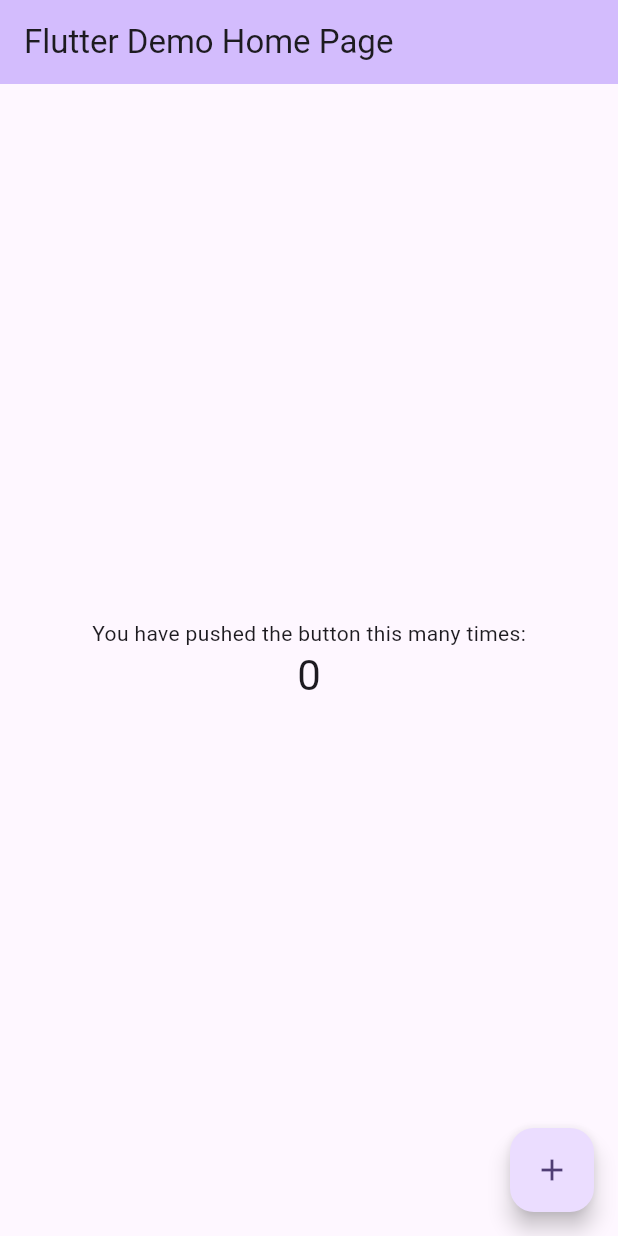
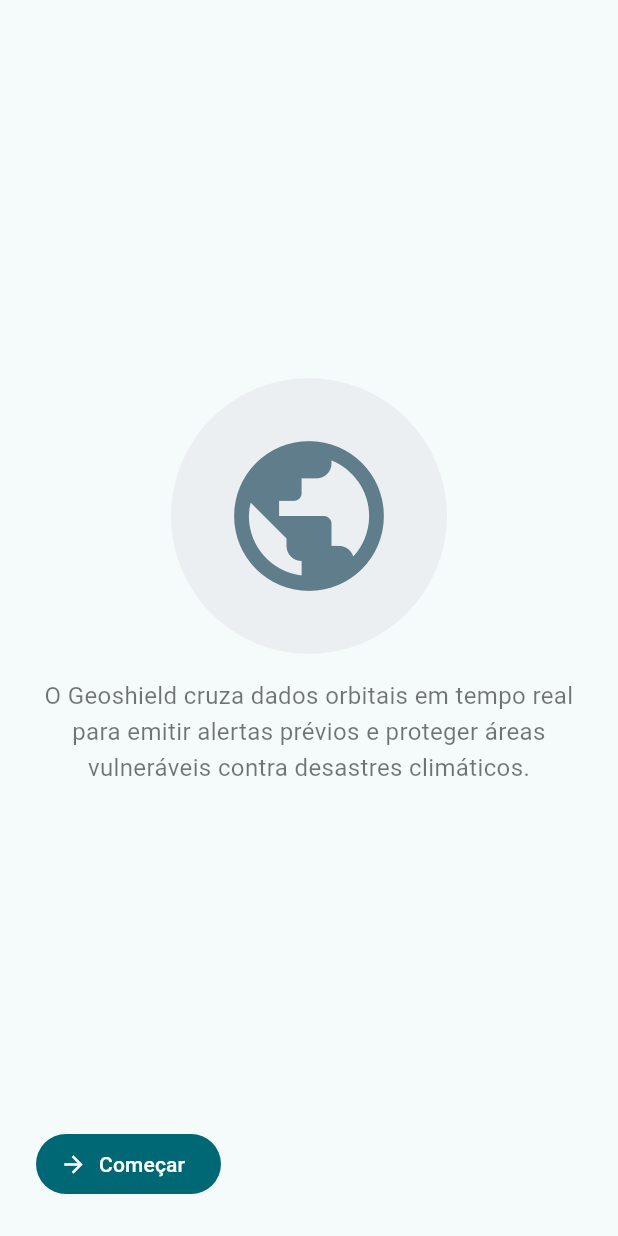
Before and after one commit to HpBtw/GS1_Flutter, a Flutter app: the screen it shows after launch, on a phone screen of 412 x 824 dp. Run offline on Flutter 3.47's test engine with Material 3 defaults, Android fonts, the phone set to English and light mode, and no system bars; our stand-ins replace equatable.

Commit message:
app's first version, need some fixes like real-time updating regions and stuff

```diff
--- a/lib/main.dart
+++ b/lib/main.dart
@@ -1,125 +1,33 @@
+import 'dart:ui';
+
 import 'package:flutter/material.dart';
+import 'package:geoshield/navigation/app_navigation.dart';
+import 'package:geoshield/navigation/app_routes.dart';
 
 void main() {
-  runApp(const MyApp());
+  runApp(GeoShieldApp());
 }
 
-class MyApp extends StatelessWidget {
-  const MyApp({super.key});
+class GeoShieldApp extends StatelessWidget {
+  const GeoShieldApp({super.key});
 
-  // This widget is the root of your application.
   @override
   Widget build(BuildContext context) {
     return MaterialApp(
-      title: 'Flutter Demo',
-      theme: ThemeData(
-        // This is the theme of your application.
-        //
-        // TRY THIS: Try running your application with "flutter run". You'll see
-        // the application has a purple toolbar. Then, without quitting the app,
-        // try changing the seedColor in the colorScheme below to Colors.green
-        // and then invoke "hot reload" (save your changes or press the "hot
-        // reload" button in a Flutter-supported IDE, or press "r" if you used
-        // the command line to start the app).
-        //
-        // Notice that the counter didn't reset back to zero; the application
-        // state is not lost during the reload. To reset the state, use hot
-        // restart instead.
-        //
-        // This works for code too, not just values: Most code changes can be
-        // tested with just a hot reload.
-        colorScheme: ColorScheme.fromSeed(seedColor: Colors.deepPurple),
-        useMaterial3: true,
-      ),
-      home: const MyHomePage(title: 'Flutter Demo Home Page'),
+      debugShowCheckedModeBanner: false,
+      theme: ThemeData(useMaterial3: true, colorSchemeSeed: Colors.grey),
+      scrollBehavior: MouseScrollBehavior(),
+      initialRoute: AppRoutes.splash,
+      onGenerateRoute: AppNavigation.generateRoute,
     );
   }
 }
 
-class MyHomePage extends StatefulWidget {
-  const MyHomePage({super.key, required this.title});
-
-  // This widget is the home page of your application. It is stateful, meaning
-  // that it has a State object (defined below) that contains fields that affect
-  // how it looks.
-
-  // This class is the configuration for the state. It holds the values (in this
-  // case the title) provided by the parent (in this case the App widget) and
-  // used by the build method of the State. Fields in a Widget subclass are
-  // always marked "final".
-
-  final String title;
-
+class MouseScrollBehavior extends MaterialScrollBehavior {
   @override
-  State<MyHomePage> createState() => _MyHomePageState();
+  Set<PointerDeviceKind> get dragDevices => {
+        PointerDeviceKind.touch,
+        PointerDeviceKind.mouse,
+        PointerDeviceKind.trackpad,
+      };
 }
-
-class _MyHomePageState extends State<MyHomePage> {
-  int _counter = 0;
-
-  void _incrementCounter() {
-    setState(() {
-      // This call to setState tells the Flutter framework that something has
-      // changed in this State, which causes it to rerun the build method below
-      // so that the display can reflect the updated values. If we changed
-      // _counter without calling setState(), then the build method would not be
-      // called again, and so nothing would appear to happen.
-      _counter++;
-    });
-  }
-
-  @override
-  Widget build(BuildContext context) {
-    // This method is rerun every time setState is called, for instance as done
-    // by the _incrementCounter method above.
-    //
-    // The Flutter framework has been optimized to make rerunning build methods
-    // fast, so that you can just rebuild anything that needs updating rather
-    // than having to individually change instances of widgets.
-    return Scaffold(
-      appBar: AppBar(
-        // TRY THIS: Try changing the color here to a specific color (to
-        // Colors.amber, perhaps?) and trigger a hot reload to see the AppBar
-        // change color while the other colors stay the same.
-        backgroundColor: Theme.of(context).colorScheme.inversePrimary,
-        // Here we take the value from the MyHomePage object that was created by
-        // the App.build method, and use it to set our appbar title.
-        title: Text(widget.title),
-      ),
-      body: Center(
-        // Center is a layout widget. It takes a single child and positions it
-        // in the middle of the parent.
-        child: Column(
-          // Column is also a layout widget. It takes a list of children and
-          // arranges them vertically. By default, it sizes itself to fit its
-          // children horizontally, and tries to be as tall as its parent.
-          //
-          // Column has various properties to control how it sizes itself and
-          // how it positions its children. Here we use mainAxisAlignment to
-          // center the children vertically; the main axis here is the vertical
-          // axis because Columns are vertical (the cross axis would be
-          // horizontal).
-          //
-          // TRY THIS: Invoke "debug painting" (choose the "Toggle Debug Paint"
-          // action in the IDE, or press "p" in the console), to see the
-          // wireframe for each widget.
-          mainAxisAlignment: MainAxisAlignment.center,
-          children: <Widget>[
-            const Text(
-              'You have pushed the button this many times:',
-            ),
-            Text(
-              '$_counter',
-              style: Theme.of(context).textTheme.headlineMedium,
-            ),
-          ],
-        ),
-      ),
-      floatingActionButton: FloatingActionButton(
-        onPressed: _incrementCounter,
-        tooltip: 'Increment',
-        child: const Icon(Icons.add),
-      ), // This trailing comma makes auto-formatting nicer for build methods.
-    );
-  }
-}
--- a/lib/navigation/app_navigation.dart
+++ b/lib/navigation/app_navigation.dart
@@ -0,0 +1,33 @@
+import 'package:flutter/material.dart';
+import 'package:geoshield/navigation/app_routes.dart';
+import 'package:geoshield/ui/screens/dashboard_screen.dart';
+import 'package:geoshield/ui/screens/detail_screen.dart';
+import 'package:geoshield/ui/screens/intro_screen.dart';
+import 'package:geoshield/ui/screens/monitoring_screen.dart';
+import 'package:geoshield/ui/screens/register_screen.dart';
+import 'package:geoshield/ui/screens/splash_screen.dart';
+
+class AppNavigation {
+  static Route<dynamic> generateRoute(RouteSettings settings) {
+    switch (settings.name) {
+      case AppRoutes.splash:
+        return MaterialPageRoute(builder: (context) => const SplashScreen());
+      case AppRoutes.intro:
+        return MaterialPageRoute(builder: (context) => const IntroScreen());
+      case AppRoutes.dashboard:
+        return MaterialPageRoute(builder: (context) => const DashboardScreen());
+      case AppRoutes.monitoring:
+        return MaterialPageRoute(builder: (context) => const MonitoringScreen());
+      case AppRoutes.register:
+        return MaterialPageRoute(builder: (context) => const RegisterScreen());
+      case AppRoutes.detail:
+        return MaterialPageRoute(
+          builder: (context) => const DetailScreen(),
+          settings: settings);
+      default:
+        return MaterialPageRoute(
+            builder: (_) => const Scaffold(
+              body: Center(child: Text("Rota não encontrada"))));
+    }
+  }
+}
--- a/lib/navigation/app_routes.dart
+++ b/lib/navigation/app_routes.dart
@@ -0,0 +1,8 @@
+class AppRoutes {
+  static const splash = '/';
+  static const intro = '/intro';
+  static const dashboard = '/dashboard';
+  static const monitoring = '/monitoring';
+  static const detail = '/detail';
+  static const register = '/register';
+}
--- /dev/null
+++ b/lib/ui/screens/intro_screen.dart
@@ -0,0 +1,59 @@
+import 'package:flutter/material.dart';
+import 'package:geoshield/navigation/app_routes.dart';
+
+class IntroScreen extends StatefulWidget {
+  const IntroScreen({super.key});
+
+  @override
+  State<IntroScreen> createState() => _IntroScreenState();
+}
+
+class _IntroScreenState extends State<IntroScreen> {
+  @override
+  Widget build(BuildContext context) {
+    return Scaffold(
+        body: SafeArea(
+            child: Padding(
+                padding: EdgeInsets.all(24.0),
+                child: Column(
+                    mainAxisAlignment: MainAxisAlignment.center,
+                    children: [
+                      const Spacer(),
+                      Container(
+                        padding: const EdgeInsets.all(32),
+                        decoration: BoxDecoration(
+                          color: Colors.blueGrey.shade50,
+                          shape: BoxShape.circle,
+                        ),
+                        child: const Icon(
+                          Icons.public,
+                          size: 120,
+                          color: Colors.blueGrey,
+                        ),
+                      ),
+                      const SizedBox(
+                        height: 16,
+                      ),
+                      const Text(
+                        "O Geoshield cruza dados orbitais em tempo real para emitir alertas prévios e proteger áreas vulneráveis contra desastres climáticos.",
+                        textAlign: TextAlign.center,
+                        style: TextStyle(
+                            fontSize: 16, color: Colors.black54, height: 1.5),
+                      ),
+                      const Spacer(),
+                      Row(
+                        mainAxisAlignment: MainAxisAlignment.spaceBetween,
+                        children: [
+                          FilledButton.icon(
+                            onPressed: () {
+                              Navigator.pushNamedAndRemoveUntil(context,
+                                  AppRoutes.dashboard, (route) => false);
+                            },
+                            icon: const Icon(Icons.arrow_forward),
+                            label: const Text("Começar"),
+                          )
+                        ],
+                      )
+                    ]))));
+  }
+}
--- a/pubspec.yaml
+++ b/pubspec.yaml
@@ -35,6 +35,7 @@ dependencies:
   # The following adds the Cupertino Icons font to your application.
   # Use with the CupertinoIcons class for iOS style icons.
   cupertino_icons: ^1.0.6
+  equatable: ^2.0.8
 
 dev_dependencies:
   flutter_test:
```
Also changed, not shown: lib/model/alerta.dart (added, +33 -0 lines), lib/repository/alerta_repository.dart (added, +30 -0 lines), lib/ui/components/alerta_card.dart (added, +47 -0 lines), lib/ui/screens/dashboard_screen.dart (added, +74 -0 lines), lib/ui/screens/detail_screen.dart (added, +61 -0 lines), lib/ui/screens/monitoring_screen.dart (added, +75 -0 lines), lib/ui/screens/register_screen.dart (added, +106 -0 lines), lib/ui/screens/splash_screen.dart (added, +54 -0 lines), pubspec.lock.
